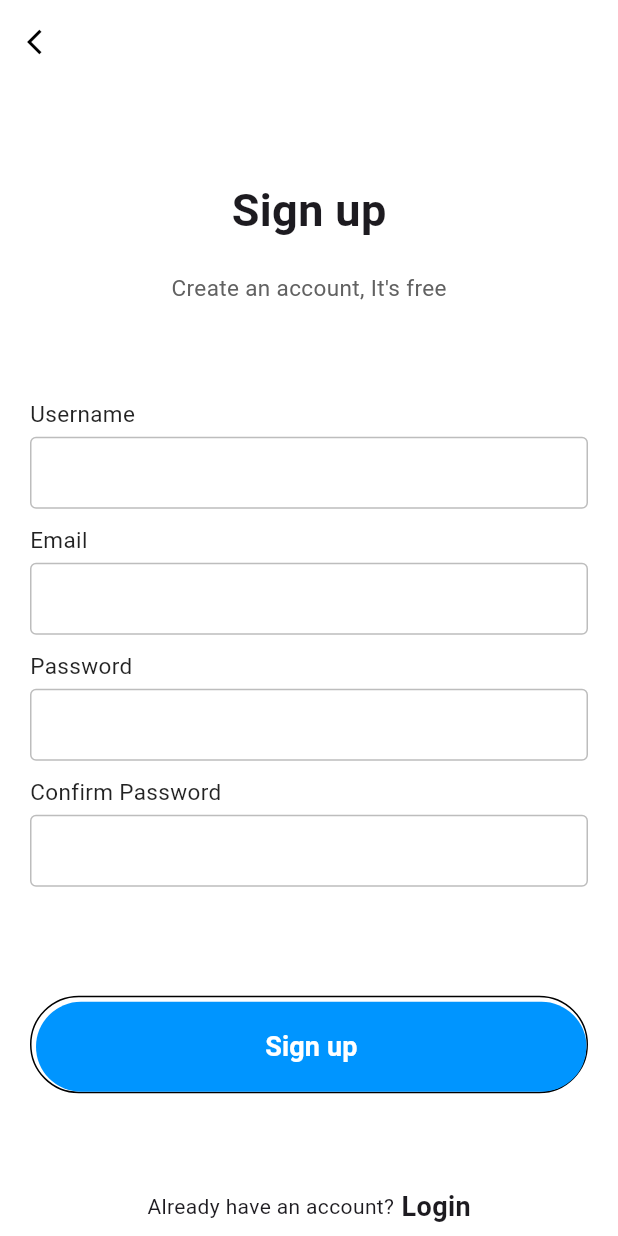
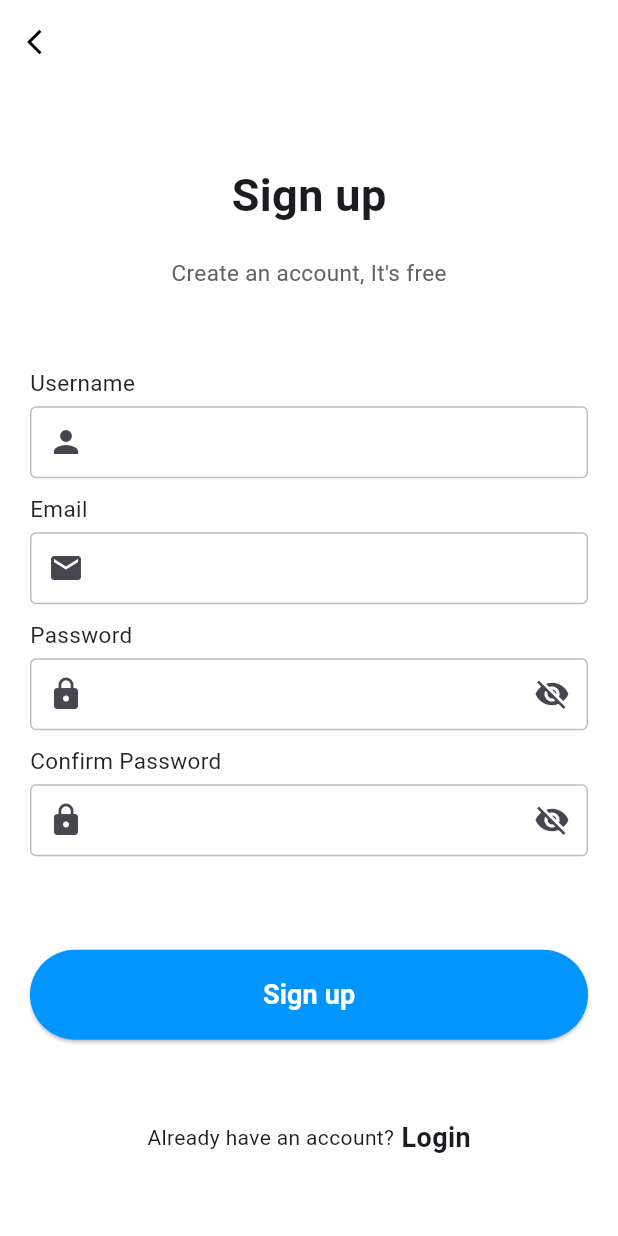
Before and after one commit to aqsasuleman085-blip/Nutt-Travel-Gujrat, a Flutter app: the screen it shows after launch, after a tap on "Sign Up", on a phone screen of 412 x 824 dp. Run offline on Flutter 3.47's test engine with Material 3 defaults, Android fonts, the phone set to English and light mode, and no system bars; our stand-ins replace image_picker.

```diff
--- a/lib/signup.dart
+++ b/lib/signup.dart
@@ -1,24 +1,30 @@
 import 'package:flutter/material.dart';
 import 'package:flutter/services.dart';
 import 'package:nutt/home_screen.dart';
-import 'login.dart'; // ✅ import the LoginPage class
+import 'login.dart';
 
-class SignupPage extends StatelessWidget {
+class SignupPage extends StatefulWidget {
   const SignupPage({super.key});
+
+  @override
+  State<SignupPage> createState() => _SignupPageState();
+}
+
+class _SignupPageState extends State<SignupPage> {
+  bool _obscurePassword = true;
+  bool _obscureConfirmPassword = true;
 
   @override
   Widget build(BuildContext context) {
     return Scaffold(
-      resizeToAvoidBottomInset: true,
+      resizeToAvoidBottomInset: false, // 🔹 prevent scrolling when keyboard opens
       backgroundColor: Colors.white,
       appBar: AppBar(
         elevation: 0,
         backgroundColor: Colors.white,
         systemOverlayStyle: SystemUiOverlayStyle.dark,
         leading: IconButton(
-          onPressed: () {
-            Navigator.pop(context);
-          },
+          onPressed: () => Navigator.pop(context),
           icon: const Icon(
             Icons.arrow_back_ios,
             size: 20,
@@ -27,7 +33,6 @@ class SignupPage extends StatelessWidget {
         ),
       ),
       body: SafeArea(
-        child: SingleChildScrollView(
         child: Container(
           padding: const EdgeInsets.symmetric(horizontal: 20),
           height: MediaQuery.of(context).size.height,
@@ -59,35 +64,57 @@ class SignupPage extends StatelessWidget {
               // 🔹 Input Fields
               Column(
                 children: <Widget>[
-                    inputFile(label: "Username"),
-                    inputFile(label: "Email"),
-                    inputFile(label: "Password", obscureText: true),
-                    inputFile(label: "Confirm Password", obscureText: true),
+                  inputFile(label: "Username", icon: Icons.person),
+                  inputFile(label: "Email", icon: Icons.email),
+                  inputFile(
+                    label: "Password",
+                    icon: Icons.lock,
+                    obscureText: _obscurePassword,
+                    suffixIcon: IconButton(
+                      icon: Icon(_obscurePassword
+                          ? Icons.visibility_off
+                          : Icons.visibility),
+                      onPressed: () {
+                        setState(() {
+                          _obscurePassword = !_obscurePassword;
+                        });
+                      },
+                    ),
+                  ),
+                  inputFile(
+                    label: "Confirm Password",
+                    icon: Icons.lock,
+                    obscureText: _obscureConfirmPassword,
+                    suffixIcon: IconButton(
+                      icon: Icon(_obscureConfirmPassword
+                          ? Icons.visibility_off
+                          : Icons.visibility),
+                      onPressed: () {
+                        setState(() {
+                          _obscureConfirmPassword = !_obscureConfirmPassword;
+                        });
+                      },
+                    ),
+                  ),
                 ],
               ),
 
-                // 🔹 Signup Button
-                Container(
-                  padding: const EdgeInsets.only(top: 3, left: 3),
-                  decoration: BoxDecoration(
-                    borderRadius: BorderRadius.circular(50),
-                    border: Border.all(color: Colors.black),
-                  ),
-                  child: MaterialButton(
-                    minWidth: double.infinity,
+              // 🔹 Signup Button (fully colored)
+              SizedBox(
+                width: double.infinity,
                 height: 60,
+                child: ElevatedButton(
                   onPressed: () {
-                      // ✅ Navigate to HomeScreen after signup
                     Navigator.pushReplacement(
                       context,
-                        MaterialPageRoute(
-                            builder: (context) => HomeScreen()),
+                      MaterialPageRoute(builder: (context) => HomeScreen()),
                     );
                   },
-                    color: const Color(0xff0095FF),
-                    elevation: 0,
+                  style: ElevatedButton.styleFrom(
+                    backgroundColor: const Color(0xff0095FF),
                     shape: RoundedRectangleBorder(
                       borderRadius: BorderRadius.circular(50),
+                    ),
                   ),
                   child: const Text(
                     "Sign up",
@@ -107,7 +134,6 @@ class SignupPage extends StatelessWidget {
                   const Text("Already have an account?"),
                   GestureDetector(
                     onTap: () {
-                        // ✅ Fixed: Navigate to LoginPage
                       Navigator.pushReplacement(
                         context,
                         MaterialPageRoute(
@@ -128,13 +154,16 @@ class SignupPage extends StatelessWidget {
           ),
         ),
       ),
-      ),
     );
   }
-}
 
-// ✅ Input Field Widget (fixed)
-Widget inputFile({required String label, bool obscureText = false}) {
+  // 🔹 Input Field Widget
+  Widget inputFile({
+    required String label,
+    IconData? icon,
+    bool obscureText = false,
+    Widget? suffixIcon,
+  }) {
     return Column(
       crossAxisAlignment: CrossAxisAlignment.start,
       children: <Widget>[
@@ -150,6 +179,8 @@ Widget inputFile({required String label, bool obscureText = false}) {
         TextField(
           obscureText: obscureText,
           decoration: InputDecoration(
+            prefixIcon: icon != null ? Icon(icon) : null,
+            suffixIcon: suffixIcon,
             contentPadding:
                 const EdgeInsets.symmetric(vertical: 0, horizontal: 10),
             enabledBorder: OutlineInputBorder(
@@ -164,3 +195,4 @@ Widget inputFile({required String label, bool obscureText = false}) {
       ],
     );
   }
+}
```
Also changed, not shown: lib/login.dart (+64 -10 lines). Lines whose indentation alone changed are shown as unchanged.
